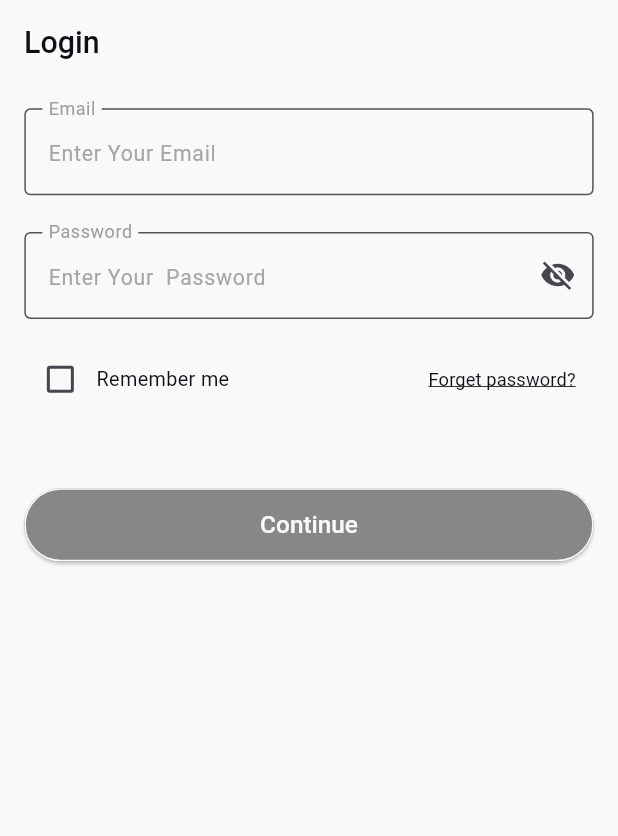
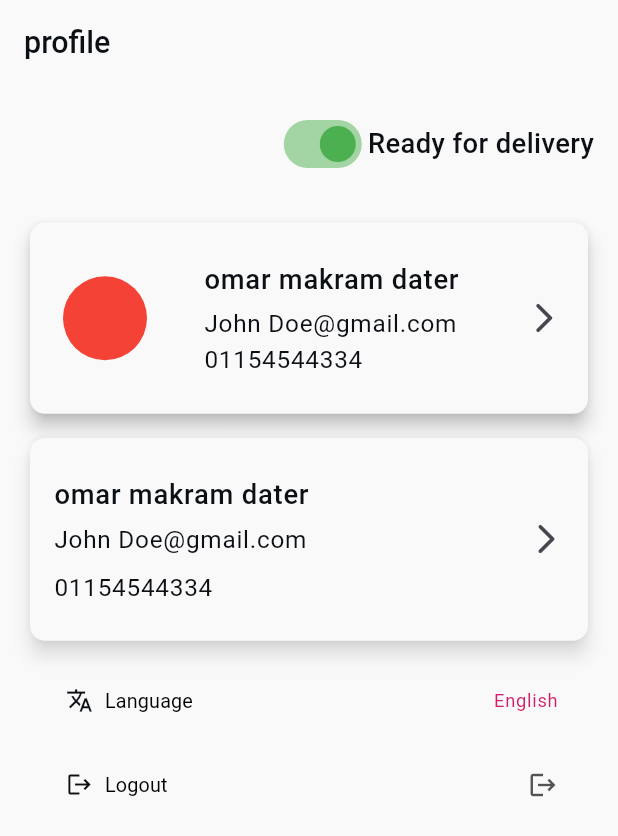
Before and after one commit to ali72-20/Elevate_tracking_app, a Flutter app: the screen it shows after launch, on a phone screen of 412 x 824 dp. Shown: the top 836 px of the screen. Run offline on Flutter 3.47's test engine with Material 3 defaults, Android fonts, the phone set to English and light mode, and no system bars; our stand-ins replace awesome_dialog, bloc, dio, flutter_bloc, flutter_screenutil, flutter_secure_storage and 6 more; generated files the repository leaves out were written again.

Commit message:
finish ui profile

```diff
--- a/lib/core/localization/app_ar.arb
+++ b/lib/core/localization/app_ar.arb
@@ -124,6 +124,11 @@
   "didnotReceiveCode": "لم تستلم الرمز؟",
   "enterEmail": "أدخل بريدك الإلكتروني",
   "enterPassword": "أدخل كلمة المرور",
-  "continues": "دخول"
+  "continues": "دخول",
+  "profile": "دخول",
+  "editProfile": "تحديث شخص ",
+  "readyForDelivery": "جاهز للتسليم",
+  "logoOut": "تسيخل الخروح",
+  "languages": "اللعة "
 
 }
--- a/lib/core/localization/app_en.arb
+++ b/lib/core/localization/app_en.arb
@@ -125,5 +125,10 @@
   "didnotReceiveCode": "Did not receive the code?",
   "enterEmail" : "Enter Your Email",
   "enterPassword": "Enter Your  Password",
-   "continues": "Continue"
+   "continues": "Continue",
+  "profile": "profile",
+  "editProfile": "Edit Profile",
+  "readyForDelivery": "Ready for delivery",
+  "logoOut": "LogoOut",
+  "languages": "Languages "
 }
--- a/lib/core/routes/app_routes.dart
+++ b/lib/core/routes/app_routes.dart
@@ -2,6 +2,7 @@ import 'package:flutter/material.dart';
 import 'package:tracking_app/core/routes/page_route_name.dart';
 import 'package:tracking_app/src/presentation/pages/forget_password/forget_password_screen.dart';
 import 'package:tracking_app/src/presentation/pages/login/view/login_view.dart';
+import 'package:tracking_app/src/presentation/pages/profile/view/profile_view.dart';
 import '../../src/presentation/splash_screen.dart';
 
 class AppRoutes{
@@ -15,6 +16,8 @@ class AppRoutes{
         return _handelMaterialPageRoute(widget: ForgetPasswordScreen(), settings: settings);
       case PageRoutesName.login:
         return _handelMaterialPageRoute(widget: LoginView(), settings: settings);
+      case PageRoutesName.profile:
+        return _handelMaterialPageRoute(widget: ProfileView(), settings: settings);
       default:
         return _handelMaterialPageRoute(
             settings: settings, widget: const Scaffold());
--- a/lib/core/routes/page_route_name.dart
+++ b/lib/core/routes/page_route_name.dart
@@ -3,4 +3,5 @@ class PageRoutesName{
   static const String splash = 'splash';
   static const String forgetPassword = 'forgetPassword';
   static const String login = 'Login';
+  static const String profile = 'profile';
 }
--- a/lib/core/utilities/style/app_fonts.dart
+++ b/lib/core/utilities/style/app_fonts.dart
@@ -9,6 +9,18 @@ class AppFonts{
       fontWeight: FontWeight.w500,
       color: AppColors.kBlack
   );
+
+  static TextStyle font16kBlackWeight400Font=TextStyle(
+      fontSize: 16.sp,
+      fontWeight: FontWeight.w400,
+      color: AppColors.kBlackBase
+  );
+  static TextStyle font12MainWeight400=TextStyle(
+      color: AppColors.mainColor,
+      fontSize: 12.sp,
+      fontWeight: FontWeight.w400
+  );
+
   static TextStyle font13BlackWeight400=TextStyle(
       fontSize: 13.sp,
       fontWeight: FontWeight.w400,
@@ -26,4 +38,13 @@ class AppFonts{
       fontWeight: FontWeight.w400,
       color: AppColors.kBlackBase
   );
+
+
+  static TextStyle font18BlackWeight500Font= TextStyle(
+    fontSize: 18.sp,
+    fontWeight: FontWeight.w500,
+    color: AppColors.kBlackBase
+  );
+
+
 }
--- /dev/null
+++ b/lib/src/presentation/pages/profile/view/profile_view.dart
@@ -0,0 +1,40 @@
+import 'package:flutter/material.dart';
+import 'package:tracking_app/core/extensions/extensions.dart';
+import 'package:tracking_app/core/utilities/style/spacing.dart';
+
+import '../widget/delivery_switch_widget.dart';
+import '../widget/language_button_widget.dart';
+import '../widget/logout_button_widget.dart';
+import '../widget/user_card_widget.dart';
+import '../widget/vehicle_info_card_widget.dart';
+
+class ProfileView extends StatelessWidget {
+  const ProfileView({super.key});
+
+  @override
+  Widget build(BuildContext context) {
+    return Scaffold(
+      appBar: AppBar(
+        title: Text(context.localizations.profile),
+      ),
+      body: SingleChildScrollView(
+        child: Padding(
+          padding: const EdgeInsets.all(16.0),
+          child: Column(
+            crossAxisAlignment: CrossAxisAlignment.start,
+            children: [
+              const DeliverySwitchWidget(),
+              verticalSpace(24),
+              const UserCardWidget(),
+              verticalSpace(8),
+              const VehicleInfoCardWidget(),
+              verticalSpace(8),
+              const LanguageButtonWidget(),
+              const LogoutButtonWidget(),
+            ],
+          ),
+        ),
+      ),
+    );
+  }
+}
--- /dev/null
+++ b/lib/src/presentation/pages/profile/widget/delivery_switch_widget.dart
@@ -0,0 +1,28 @@
+import 'package:tracking_app/core/extensions/extensions.dart';
+import 'package:tracking_app/core/utilities/style/app_fonts.dart';
+
+import '../../../../../core/common/common_imports.dart';
+
+class DeliverySwitchWidget extends StatelessWidget {
+  const DeliverySwitchWidget({super.key});
+
+  @override
+  Widget build(BuildContext context) {
+    return Row(
+      mainAxisAlignment: MainAxisAlignment.spaceBetween,
+      children: [
+        const Spacer(),
+        Switch(
+          value: true,
+          materialTapTargetSize: MaterialTapTargetSize.padded,
+          activeColor: Colors.green,
+          onChanged: (value) {},
+        ),
+        Text(
+          context.localizations.readyForDelivery,
+          style: AppFonts.font18BlackWeight500Font,
+        ),
+      ],
+    );
+  }
+}
--- /dev/null
+++ b/lib/src/presentation/pages/profile/widget/language_button_widget.dart
@@ -0,0 +1,28 @@
+import 'package:tracking_app/core/extensions/extensions.dart';
+import 'package:tracking_app/core/utilities/style/app_fonts.dart';
+
+import '../../../../../core/common/common_imports.dart';
+import '../../../../../core/utilities/style/app_colors.dart';
+
+class LanguageButtonWidget extends StatelessWidget {
+  const LanguageButtonWidget({super.key});
+
+  @override
+  Widget build(BuildContext context) {
+    return  ListTile(
+      leading: TextButton.icon(onPressed: (){},
+        label: Text(context.localizations.language,
+          style:
+          AppFonts.font13BlackWeight400,
+        ),
+        icon: const Icon(Icons.translate,color: AppColors.kBlackBase,),
+      ),
+      trailing: Text("English",
+       style:  AppFonts.font12MainWeight400,
+
+      )
+      ,
+    );
+
+  }
+}
--- /dev/null
+++ b/lib/src/presentation/pages/profile/widget/logout_button_widget.dart
@@ -0,0 +1,28 @@
+import 'package:flutter/material.dart';
+import 'package:flutter_screenutil/flutter_screenutil.dart';
+import 'package:tracking_app/core/utilities/style/app_colors.dart';
+import 'package:tracking_app/core/utilities/style/app_fonts.dart';
+class LogoutButtonWidget extends StatelessWidget {
+  const LogoutButtonWidget({super.key});
+
+  @override
+  Widget build(BuildContext context) {
+    return             ListTile(
+      leading: TextButton.icon(onPressed: (){},
+        label: Text("Logout",
+          style: AppFonts.font13BlackWeight400,
+        ),
+        icon:  Icon(
+          Icons.logout,color: AppColors.kBlackBase,
+          weight: 12.w
+          ,
+        ),
+      ),
+      trailing:  const Icon(
+        size: 20,
+        Icons.logout,color: AppColors.kGray
+      )
+      ,
+    );
+  }
+}
--- /dev/null
+++ b/lib/src/presentation/pages/profile/widget/user_card_widget.dart
@@ -0,0 +1,50 @@
+import 'package:tracking_app/core/utilities/style/app_fonts.dart';
+
+import '../../../../../core/common/common_imports.dart';
+import '../../../../../core/utilities/style/app_colors.dart';
+import '../../../../../core/utilities/style/spacing.dart';
+
+class UserCardWidget extends StatelessWidget {
+  const UserCardWidget({super.key});
+
+  @override
+  Widget build(BuildContext context) {
+    return   Card(
+      elevation: 5,
+      color: AppColors.kWhiteBase,
+      shape:  const RoundedRectangleBorder(
+          borderRadius: BorderRadius.all(Radius.circular(10))
+      ),
+      child: ListTile(
+        contentPadding:  EdgeInsets.only(
+            top: 16.h,
+            bottom: 16.h,
+            right: 16.w
+        ),
+        leading:  const CircleAvatar(
+          radius: 50,
+          backgroundColor: Colors.red,
+        ),
+        title:
+        Column(
+          crossAxisAlignment: CrossAxisAlignment.start,
+          children: [
+            Text("omar makram dater",
+              style:
+              AppFonts.font18BlackWeight500Font,),
+            verticalSpace(4),
+            Text("John Doe@gmail.com",
+              style:
+              AppFonts.font16kBlackWeight400Font,
+            ),
+            Text("01154544334",
+             style: AppFonts.font16kBlackWeight400Font,
+
+            ),
+          ],
+        ),
+        trailing: const Icon(Icons.arrow_forward_ios_rounded),
+      ),
+    );
+  }
+}
--- /dev/null
+++ b/lib/src/presentation/pages/profile/widget/vehicle_info_card_widget.dart
@@ -0,0 +1,44 @@
+import 'package:tracking_app/core/utilities/style/app_fonts.dart';
+
+import '../../../../../core/common/common_imports.dart';
+import '../../../../../core/utilities/style/app_colors.dart';
+import '../../../../../core/utilities/style/spacing.dart';
+
+class VehicleInfoCardWidget extends StatelessWidget {
+  const VehicleInfoCardWidget({super.key});
+
+  @override
+  Widget build(BuildContext context) {
+    return   Card(
+      elevation: 5,
+      color: AppColors.kWhiteBase,
+      shadowColor:AppColors.kWhiteBase,
+      shape: RoundedRectangleBorder(
+        borderRadius: BorderRadius.circular(10.r),
+      ),
+      child: ListTile(
+        contentPadding:  const EdgeInsets.all(16),
+        title:
+        Column(
+          crossAxisAlignment: CrossAxisAlignment.start,
+          children: [
+            Text("omar makram dater",
+              style: AppFonts.font18BlackWeight500Font,
+            ),
+            verticalSpace(4),
+            Text("John Doe@gmail.com",
+              style: AppFonts.font16kBlackWeight400Font,
+
+            ),
+            verticalSpace(8),
+            Text("01154544334",
+              style: AppFonts.font16kBlackWeight400Font,
+            ),
+          ],
+        ),
+        trailing: const Icon(Icons.arrow_forward_ios_rounded),
+      ),
+    );
+
+  }
+}
--- a/lib/src/tracking_app.dart
+++ b/lib/src/tracking_app.dart
@@ -27,7 +27,7 @@ class TrackingApp extends StatelessWidget {
         supportedLocales: L10n.all,
         debugShowCheckedModeBanner: false,
         navigatorKey: navKey,
-        initialRoute: PageRoutesName.login,
+        initialRoute: PageRoutesName.profile,
         onGenerateRoute: AppRoutes.onGenerateRoute,
         themeMode: ThemeMode.light,
         theme: AppTheme.defaultTheme,
```
Also changed, not shown: 1 other file.
